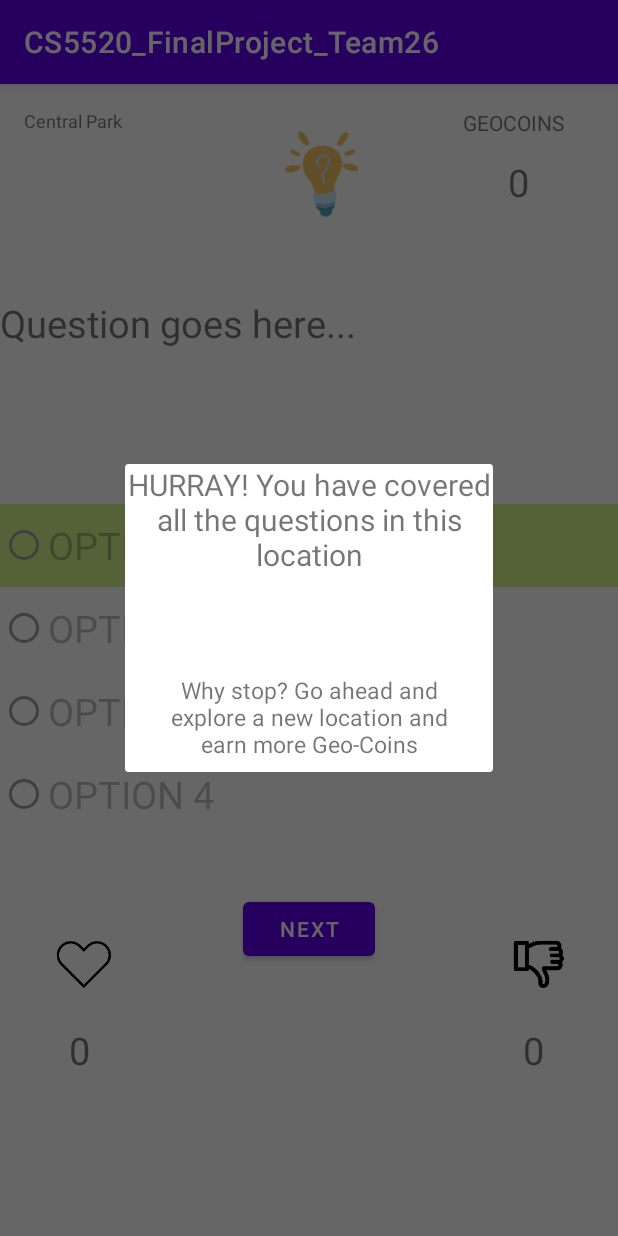
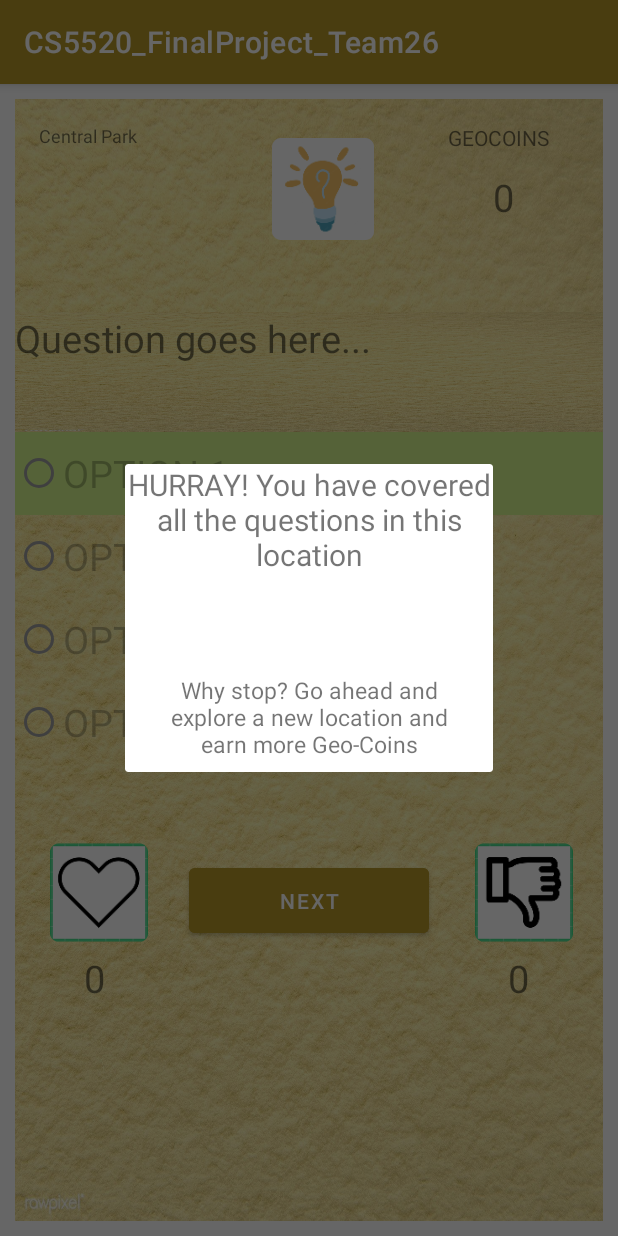
Before and after one commit to avantidorle/CS5520_FinalProject_Team26, an Android app: the TriviaPageActivity screen opened directly, with no data from a screen before it, after a tap on "NEXT", on a phone screen of 412 x 824 dp. Run offline under Robolectric (Android 15) with nearby library versions, the phone set to English and light mode, and no system bars; our stand-ins replace Firebase (no records; nobody signed in at launch, a user with empty details on screens opened directly); 2 other taps on this screen came first.

Commit message:
ui ux improvments

```diff
--- a/app/src/main/java/edu/neu/madcourse/cs5520_finalproject_team26/TriviaPageActivity.java
+++ b/app/src/main/java/edu/neu/madcourse/cs5520_finalproject_team26/TriviaPageActivity.java
@@ -1,6 +1,7 @@
 package edu.neu.madcourse.cs5520_finalproject_team26;
 
 import androidx.annotation.NonNull;
+import androidx.appcompat.app.ActionBar;
 import androidx.appcompat.app.AppCompatActivity;
 import androidx.core.app.ActivityCompat;
 
@@ -9,6 +10,7 @@ import android.app.Dialog;
 import android.content.Intent;
 import android.content.pm.PackageManager;
 import android.graphics.Color;
+import android.graphics.drawable.ColorDrawable;
 import android.location.Address;
 import android.location.Geocoder;
 import android.location.Location;
@@ -16,6 +18,8 @@ import android.os.Bundle;
 import android.os.Looper;
 import android.os.StrictMode;
 import android.view.View;
+import android.view.Window;
+import android.view.WindowManager;
 import android.widget.Button;
 import android.widget.ImageView;
 import android.widget.RadioButton;
@@ -91,6 +95,17 @@ public class TriviaPageActivity extends AppCompatActivity {
                     new StrictMode.ThreadPolicy.Builder().permitAll().build();
             StrictMode.setThreadPolicy(gfgPolicy);
         }
+
+        Window window = getWindow();
+        window.clearFlags(WindowManager.LayoutParams.FLAG_TRANSLUCENT_STATUS);
+        window.addFlags(WindowManager.LayoutParams.FLAG_DRAWS_SYSTEM_BAR_BACKGROUNDS);
+        window.setStatusBarColor(Color.parseColor("#b89928"));
+        ActionBar actionBar;
+        actionBar = getSupportActionBar();
+        ColorDrawable colorDrawable
+                = new ColorDrawable(Color.parseColor("#b89928"));
+
+        actionBar.setBackgroundDrawable(colorDrawable);
 
         // CONTINUOUS LOCATION UPDATES
         currentPlayerLocation = findViewById(R.id.location_trivia_page);
@@ -292,8 +307,8 @@ public class TriviaPageActivity extends AppCompatActivity {
 
     public void setQuestion() {
         radioGroup.clearCheck();
-        likeIcon.setImageResource(R.mipmap.heart_unfilled_foreground);
-        dislikeIcon.setImageResource(R.mipmap.dislike_icon_foreground);
+        likeIcon.setImageResource(R.mipmap.heart_unfilled_round);
+        dislikeIcon.setImageResource(R.mipmap.dislike_icon_round);
         questionAnsweredCorrectlyByPlayer = false;
         locationTable =  FirebaseDatabase.getInstance("https://mad-finalproject-team26-default-rtdb.firebaseio.com/").getReference("locations");
         questionsTable = FirebaseDatabase.getInstance("https://mad-finalproject-team26-default-rtdb.firebaseio.com/").getReference("questions");
@@ -380,10 +395,10 @@ public class TriviaPageActivity extends AppCompatActivity {
                                                         likeIcon = findViewById(R.id.receivedMessage_pn);
                                                         if (vote.equals("liked")) {
                                                             likeIcon = findViewById(R.id.receivedMessage_pn);
-                                                            likeIcon.setImageResource(R.mipmap.like_icon_foreground);
+                                                            likeIcon.setImageResource(R.mipmap.like_icon_round);
                                                         } else {
                                                             dislikeIcon = findViewById(R.id.sentMessage_pn);
-                                                            dislikeIcon.setImageResource(R.mipmap.dislike_filled_foreground);
+                                                            dislikeIcon.setImageResource(R.mipmap.dislike_filled_round);
                                                         }
                                                     }
                                                     break;
@@ -561,7 +576,7 @@ public class TriviaPageActivity extends AppCompatActivity {
                             questionsTable.child(key).child("upVotes").setValue(newLikesCount);
                             upVotes.setText(String.valueOf(newLikesCount));
                             likeIcon = findViewById(R.id.receivedMessage_pn);
-                            likeIcon.setImageResource(R.mipmap.like_icon_foreground);
+                            likeIcon.setImageResource(R.mipmap.like_icon_round);
                             String usrId = loggedInUserUserId;
                             String qId = presentQuestionId;
                             String vote = "liked";
@@ -665,7 +680,7 @@ public class TriviaPageActivity extends AppCompatActivity {
                             questionsTable.child(key).child("downVotes").setValue(newDisLikesCount);
                             downVotes.setText(String.valueOf(newDisLikesCount));
                             dislikeIcon = findViewById(R.id.sentMessage_pn);
-                            dislikeIcon.setImageResource(R.mipmap.dislike_filled_foreground);
+                            dislikeIcon.setImageResource(R.mipmap.dislike_filled_round);
                             String usrId = loggedInUserUserId;
                             String qId = presentQuestionId;
                             String vote = "disliked";
--- a/app/src/main/res/layout/activity_trivia_page.xml
+++ b/app/src/main/res/layout/activity_trivia_page.xml
@@ -4,7 +4,10 @@
     xmlns:tools="http://schemas.android.com/tools"
     android:layout_width="match_parent"
     android:layout_height="match_parent"
-    tools:context=".TriviaPageActivity">
+    tools:context=".TriviaPageActivity"
+    android:layout_margin="10dp"
+    android:background="@drawable/background2"
+    >
 
     <TextView
         android:id="@+id/location_trivia_page"
@@ -16,7 +19,8 @@
         android:textSize="12dp"
         app:layout_constraintStart_toStartOf="parent"
         app:layout_constraintTop_toTopOf="parent"
-        tools:ignore="MissingConstraints" />
+        tools:ignore="MissingConstraints"
+        />
 
     <ImageView
         android:id="@+id/questionHint"
@@ -28,7 +32,7 @@
         android:contentDescription="sticker"
         android:paddingLeft="20dp"
         android:paddingTop="10dp"
-        android:src="@mipmap/question_hint"
+        android:src="@mipmap/question_hint_round"
         app:layout_constraintEnd_toEndOf="parent"
         app:layout_constraintHorizontal_bias="0.498"
         app:layout_constraintStart_toStartOf="parent"
@@ -65,22 +69,25 @@
         app:layout_constraintTop_toTopOf="@+id/questionHint"
         app:layout_constraintVertical_bias="0.0"
         tools:ignore="MissingConstraints"
-        tools:layout_editor_absoluteX="-2dp">
+        tools:layout_editor_absoluteX="-2dp"
+        >
 
         <LinearLayout
             android:id="@+id/questionAnswerLayout"
             android:layout_width="match_parent"
             android:layout_height="wrap_content"
-            android:orientation="vertical" >
+            android:orientation="vertical"
+            >
 
             <TextView
                 android:id="@+id/question"
                 android:layout_width="fill_parent"
                 android:layout_height="80dp"
                 android:layout_marginTop="32dp"
-                android:layout_marginEnd="24dp"
                 android:text="Question goes here..."
-                android:textSize="25dp"/>
+                android:textSize="25dp"
+                android:background="@drawable/background2"
+                />
 
             <RadioGroup
                 android:id="@+id/radioGroup"
@@ -91,8 +98,8 @@
                 android:layout_alignLeft="@+id/textView2"
                 android:layout_alignEnd="@+id/textView3"
                 android:layout_alignRight="@+id/textView3"
-                android:layout_marginTop="58dp"
-                android:weightSum="1">
+                android:weightSum="1"
+                >
 
                 <RadioButton
                     android:id="@+id/option1"
@@ -148,14 +155,16 @@
                     android:onClick="likeQuestion"
                     android:paddingLeft="20dp"
                     android:paddingTop="10dp"
-                    android:src="@mipmap/heart_unfilled_foreground" />
+                    android:src="@mipmap/heart_unfilled_round" />
 
                 <Button
                     android:id="@+id/nextQuestion"
-                    android:layout_width="wrap_content"
-                    android:layout_height="wrap_content"
+                    android:layout_width="160dp"
+                    android:layout_height="55dp"
                     android:layout_centerHorizontal="true"
+                    android:layout_marginTop="25dp"
                     android:onClick="goToNextQuestion"
+                    android:backgroundTint="#b89928"
                     android:text="Next" />
 
                 <ImageView
@@ -167,7 +176,7 @@
                     android:onClick="dislikeQuestion"
                     android:paddingTop="10dp"
                     android:paddingRight="20dp"
-                    android:src="@mipmap/dislike_icon_foreground" />
+                    android:src="@mipmap/dislike_icon_round" />
             </RelativeLayout>
 
             <RelativeLayout
```
